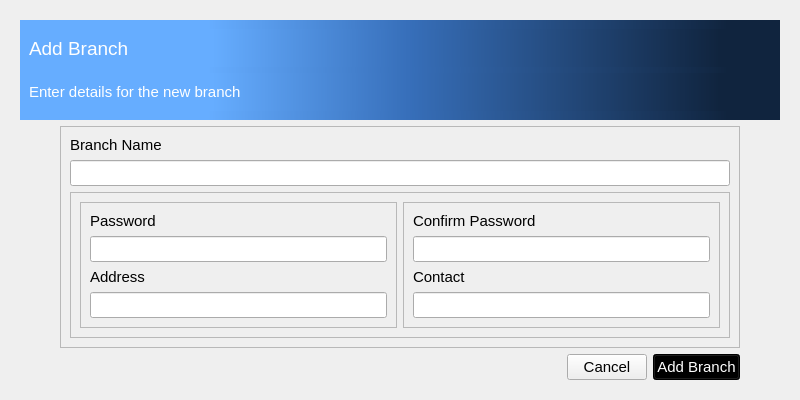
The window that crud_dialog.ui (euuii/StayBook) describes before a commit, drawn with Qt 5.
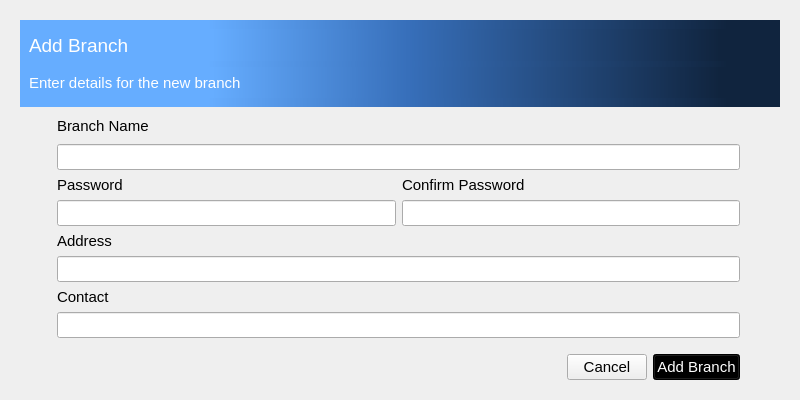
The same window after the commit.

Commit message: fixing adding and deleting branch

```diff
--- a/crud_dialog.ui
+++ b/crud_dialog.ui
@@ -1163,60 +1163,82 @@
         </widget>
        </item>
        <item>
-        <layout class="QHBoxLayout" name="body_5">
-         <item>
-          <spacer name="horizontalSpacer_19">
-           <property name="orientation">
-            <enum>Qt::Orientation::Horizontal</enum>
-           </property>
-           <property name="sizeType">
-            <enum>QSizePolicy::Policy::Fixed</enum>
-           </property>
-           <property name="sizeHint" stdset="0">
-            <size>
-             <width>40</width>
-             <height>20</height>
-            </size>
-           </property>
-          </spacer>
-         </item>
-         <item>
-          <widget class="QFrame" name="frame">
-           <property name="frameShape">
-            <enum>QFrame::Shape::StyledPanel</enum>
-           </property>
-           <property name="frameShadow">
-            <enum>QFrame::Shadow::Raised</enum>
-           </property>
-           <layout class="QVBoxLayout" name="verticalLayout_21">
-            <item>
-             <widget class="QLabel" name="label_33">
-              <property name="text">
-               <string>Branch Name</string>
-              </property>
-             </widget>
-            </item>
-            <item>
+        <layout class="QGridLayout" name="gridLayout_2">
+         <item row="1" column="1">
              <widget class="QLineEdit" name="lineEdit_branchName"/>
             </item>
-            <item>
-             <widget class="QFrame" name="frame_2">
-              <property name="frameShape">
-               <enum>QFrame::Shape::StyledPanel</enum>
-              </property>
-              <property name="frameShadow">
-               <enum>QFrame::Shadow::Raised</enum>
-              </property>
+         <item row="0" column="1">
+          <widget class="QLabel" name="label_33">
+           <property name="minimumSize">
+            <size>
+             <width>0</width>
+             <height>18</height>
+            </size>
+           </property>
+           <property name="text">
+            <string>Branch Name</string>
+           </property>
+           <property name="alignment">
+            <set>Qt::AlignmentFlag::AlignLeading|Qt::AlignmentFlag::AlignLeft|Qt::AlignmentFlag::AlignVCenter</set>
+           </property>
+          </widget>
+         </item>
+         <item row="5" column="1">
+          <widget class="QLabel" name="label_37">
+           <property name="text">
+            <string>Contact</string>
+           </property>
+          </widget>
+         </item>
+         <item row="3" column="1">
+          <widget class="QLabel" name="label_36">
+           <property name="text">
+            <string>Address</string>
+           </property>
+          </widget>
+         </item>
+         <item row="6" column="1">
+          <widget class="QLineEdit" name="lineEdit_branchContact"/>
+         </item>
+         <item row="4" column="1">
+          <widget class="QLineEdit" name="lineEdit_branchAddress"/>
+         </item>
+         <item row="0" column="2">
+          <spacer name="horizontalSpacer_20">
+           <property name="orientation">
+            <enum>Qt::Orientation::Horizontal</enum>
+           </property>
+           <property name="sizeType">
+            <enum>QSizePolicy::Policy::Fixed</enum>
+           </property>
+           <property name="sizeHint" stdset="0">
+            <size>
+             <width>40</width>
+             <height>25</height>
+            </size>
+           </property>
+          </spacer>
+         </item>
+         <item row="0" column="0">
+          <spacer name="horizontalSpacer_19">
+           <property name="orientation">
+            <enum>Qt::Orientation::Horizontal</enum>
+           </property>
+           <property name="sizeType">
+            <enum>QSizePolicy::Policy::Fixed</enum>
+           </property>
+           <property name="sizeHint" stdset="0">
+            <size>
+             <width>37</width>
+             <height>25</height>
+            </size>
+           </property>
+          </spacer>
+         </item>
+         <item row="2" column="1">
               <layout class="QHBoxLayout" name="horizontalLayout_2">
                <item>
-                <widget class="QFrame" name="frame_3">
-                 <property name="frameShape">
-                  <enum>QFrame::Shape::StyledPanel</enum>
-                 </property>
-                 <property name="frameShadow">
-                  <enum>QFrame::Shadow::Raised</enum>
-                 </property>
-                 <layout class="QVBoxLayout" name="verticalLayout_23">
+            <layout class="QVBoxLayout" name="verticalLayout_20">
                   <item>
                    <widget class="QLabel" name="label_34">
                     <property name="text">
@@ -1226,33 +1248,21 @@
                   </item>
                   <item>
                    <widget class="QLineEdit" name="lineEdit_branchPass">
+               <property name="minimumSize">
+                <size>
+                 <width>0</width>
+                 <height>26</height>
+                </size>
+               </property>
                     <property name="echoMode">
                      <enum>QLineEdit::EchoMode::Password</enum>
                     </property>
                    </widget>
                   </item>
-                  <item>
-                   <widget class="QLabel" name="label_36">
-                    <property name="text">
-                     <string>Address</string>
-                    </property>
-                   </widget>
-                  </item>
-                  <item>
-                   <widget class="QLineEdit" name="lineEdit_branchAddress"/>
-                  </item>
-                 </layout>
-                </widget>
+            </layout>
                </item>
                <item>
-                <widget class="QFrame" name="frame_4">
-                 <property name="frameShape">
-                  <enum>QFrame::Shape::StyledPanel</enum>
-                 </property>
-                 <property name="frameShadow">
-                  <enum>QFrame::Shadow::Raised</enum>
-                 </property>
-                 <layout class="QVBoxLayout" name="verticalLayout_22">
+            <layout class="QVBoxLayout" name="verticalLayout_21">
                   <item>
                    <widget class="QLabel" name="label_35">
                     <property name="text">
@@ -1262,47 +1272,38 @@
                   </item>
                   <item>
                    <widget class="QLineEdit" name="lineEdit_branchConfPass">
+               <property name="minimumSize">
+                <size>
+                 <width>0</width>
+                 <height>26</height>
+                </size>
+               </property>
                     <property name="echoMode">
                      <enum>QLineEdit::EchoMode::Password</enum>
                     </property>
                    </widget>
                   </item>
-                  <item>
-                   <widget class="QLabel" name="label_37">
-                    <property name="text">
-                     <string>Contact</string>
-                    </property>
-                   </widget>
-                  </item>
-                  <item>
-                   <widget class="QLineEdit" name="lineEdit_branchContact"/>
-                  </item>
-                 </layout>
-                </widget>
-               </item>
-              </layout>
-             </widget>
-            </item>
-           </layout>
-          </widget>
+            </layout>
+           </item>
+          </layout>
+         </item>
+        </layout>
          </item>
          <item>
-          <spacer name="horizontalSpacer_20">
+        <spacer name="verticalSpacer">
            <property name="orientation">
-            <enum>Qt::Orientation::Horizontal</enum>
+          <enum>Qt::Orientation::Vertical</enum>
            </property>
            <property name="sizeType">
             <enum>QSizePolicy::Policy::Fixed</enum>
            </property>
            <property name="sizeHint" stdset="0">
             <size>
-             <width>40</width>
-             <height>20</height>
+           <width>20</width>
+           <height>10</height>
             </size>
            </property>
           </spacer>
-         </item>
-        </layout>
        </item>
        <item>
         <layout class="QHBoxLayout" name="footer_5">
@@ -1407,8 +1408,11 @@
         </widget>
        </item>
        <item>
-        <layout class="QHBoxLayout" name="body_6">
-         <item>
+        <layout class="QGridLayout" name="gridLayout">
+         <item row="1" column="1">
+          <widget class="QLineEdit" name="lineEdit_branchName_2"/>
+         </item>
+         <item row="0" column="0">
           <spacer name="horizontalSpacer_21">
            <property name="orientation">
             <enum>Qt::Orientation::Horizontal</enum>
@@ -1419,48 +1423,58 @@
            <property name="sizeHint" stdset="0">
             <size>
              <width>40</width>
-             <height>20</height>
+             <height>25</height>
             </size>
            </property>
           </spacer>
          </item>
-         <item>
-          <widget class="QFrame" name="frame_5">
-           <property name="frameShape">
-            <enum>QFrame::Shape::StyledPanel</enum>
+         <item row="4" column="1">
+          <widget class="QLineEdit" name="lineEdit_branchAddress_2"/>
+         </item>
+         <item row="5" column="1">
+          <widget class="QLabel" name="label_44">
+           <property name="text">
+            <string>Contact</string>
            </property>
-           <property name="frameShadow">
-            <enum>QFrame::Shadow::Raised</enum>
+          </widget>
+         </item>
+         <item row="0" column="2">
+          <spacer name="horizontalSpacer_22">
+           <property name="orientation">
+            <enum>Qt::Orientation::Horizontal</enum>
            </property>
-           <layout class="QVBoxLayout" name="verticalLayout_24">
-            <item>
+           <property name="sizeType">
+            <enum>QSizePolicy::Policy::Fixed</enum>
+           </property>
+           <property name="sizeHint" stdset="0">
+            <size>
+             <width>40</width>
+             <height>25</height>
+            </size>
+           </property>
+          </spacer>
+         </item>
+         <item row="3" column="1">
+          <widget class="QLabel" name="label_42">
+           <property name="text">
+            <string>Address</string>
+           </property>
+          </widget>
+         </item>
+         <item row="0" column="1">
              <widget class="QLabel" name="label_40">
               <property name="text">
                <string>Branch Name</string>
               </property>
              </widget>
             </item>
-            <item>
-             <widget class="QLineEdit" name="lineEdit_branchName_2"/>
-            </item>
-            <item>
-             <widget class="QFrame" name="frame_6">
-              <property name="frameShape">
-               <enum>QFrame::Shape::StyledPanel</enum>
-              </property>
-              <property name="frameShadow">
-               <enum>QFrame::Shadow::Raised</enum>
-              </property>
+         <item row="6" column="1">
+          <widget class="QLineEdit" name="lineEdit_branchContact_2"/>
+         </item>
+         <item row="2" column="1">
               <layout class="QHBoxLayout" name="horizontalLayout_4">
                <item>
-                <widget class="QFrame" name="frame_7">
-                 <property name="frameShape">
-                  <enum>QFrame::Shape::StyledPanel</enum>
-                 </property>
-                 <property name="frameShadow">
-                  <enum>QFrame::Shadow::Raised</enum>
-                 </property>
-                 <layout class="QVBoxLayout" name="verticalLayout_25">
+            <layout class="QVBoxLayout" name="verticalLayout_22">
                   <item>
                    <widget class="QLabel" name="label_41">
                     <property name="text">
@@ -1475,28 +1489,10 @@
                     </property>
                    </widget>
                   </item>
-                  <item>
-                   <widget class="QLabel" name="label_42">
-                    <property name="text">
-                     <string>Address</string>
-                    </property>
-                   </widget>
-                  </item>
-                  <item>
-                   <widget class="QLineEdit" name="lineEdit_branchAddress_2"/>
-                  </item>
-                 </layout>
-                </widget>
+            </layout>
                </item>
                <item>
-                <widget class="QFrame" name="frame_8">
-                 <property name="frameShape">
-                  <enum>QFrame::Shape::StyledPanel</enum>
-                 </property>
-                 <property name="frameShadow">
-                  <enum>QFrame::Shadow::Raised</enum>
-                 </property>
-                 <layout class="QVBoxLayout" name="verticalLayout_26">
+            <layout class="QVBoxLayout" name="verticalLayout_23">
                   <item>
                    <widget class="QLabel" name="label_43">
                     <property name="text">
@@ -1511,42 +1507,27 @@
                     </property>
                    </widget>
                   </item>
-                  <item>
-                   <widget class="QLabel" name="label_44">
-                    <property name="text">
-                     <string>Contact</string>
-                    </property>
-                   </widget>
-                  </item>
-                  <item>
-                   <widget class="QLineEdit" name="lineEdit_branchContact_2"/>
-                  </item>
-                 </layout>
-                </widget>
-               </item>
-              </layout>
-             </widget>
-            </item>
-           </layout>
-          </widget>
+            </layout>
+           </item>
+          </layout>
+         </item>
+        </layout>
          </item>
          <item>
-          <spacer name="horizontalSpacer_22">
+        <spacer name="verticalSpacer_2">
            <property name="orientation">
-            <enum>Qt::Orientation::Horizontal</enum>
+          <enum>Qt::Orientation::Vertical</enum>
            </property>
            <property name="sizeType">
             <enum>QSizePolicy::Policy::Fixed</enum>
            </property>
            <property name="sizeHint" stdset="0">
             <size>
-             <width>40</width>
-             <height>20</height>
+           <width>20</width>
+           <height>10</height>
             </size>
            </property>
           </spacer>
-         </item>
-        </layout>
        </item>
        <item>
         <layout class="QHBoxLayout" name="footer_6">
```
Left out of the diff: 46 changed lines with no effect on the pictures. Lines whose indentation alone changed are shown as unchanged. The commit also changes 17 other files.
